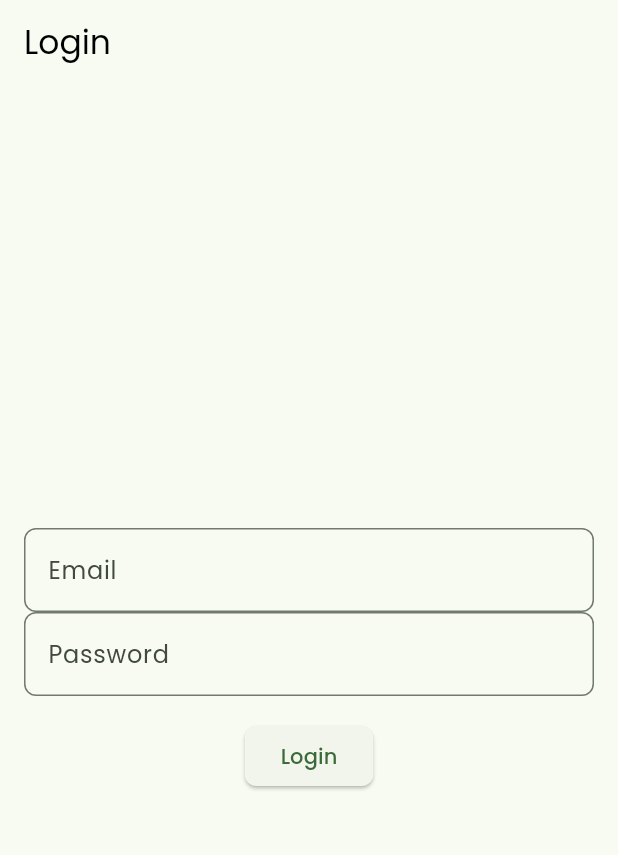
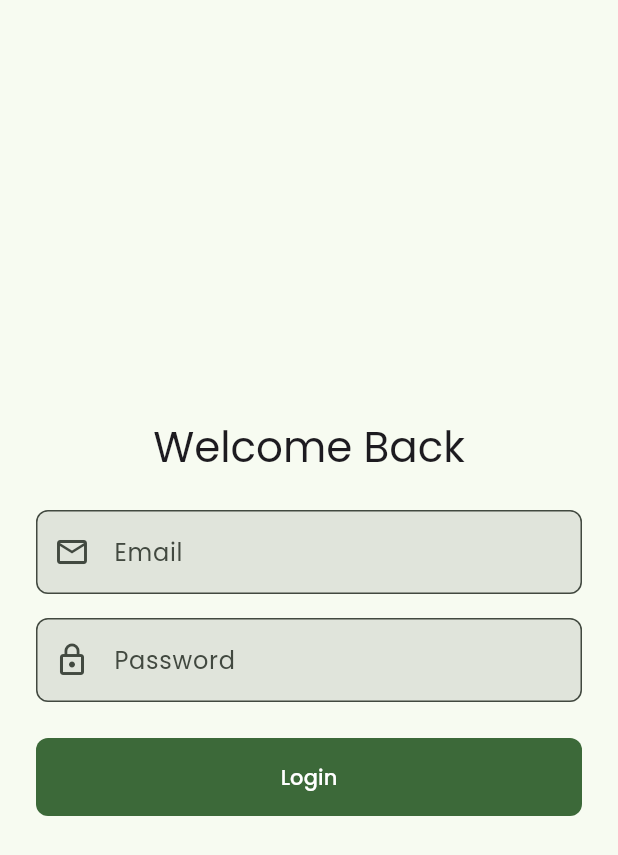
Before and after one commit to mukhtharcm/lsdc_man, a Flutter app: the screen it shows after launch, on a phone screen of 412 x 824 dp. Shown: the top 855 px of the screen. Run offline on Flutter 3.47's test engine with Material 3 defaults, Android fonts, the phone set to English and light mode, and no system bars; our stand-ins replace equatable, flex_color_scheme, flutter_bloc, flutter_form_builder, form_builder_validators, get_it and 3 more.

Commit message:
member details page and theme fix

```diff
--- a/lib/config/theme.dart
+++ b/lib/config/theme.dart
@@ -22,7 +22,7 @@ class AppTheme {
       colors: customSchemeColor,
       surfaceMode: FlexSurfaceMode.levelSurfacesLowScaffold,
       blendLevel: 7,
-      subThemesData: const FlexSubThemesData(
+      subThemesData: FlexSubThemesData(
         blendOnLevel: 10,
         blendOnColors: false,
         useTextTheme: true,
@@ -35,26 +35,21 @@ class AppTheme {
         bottomNavigationBarOpacity: 0.95,
         navigationBarOpacity: 0.95,
         navigationBarMutedUnselectedIcon: true,
-        inputDecoratorIsFilled: false,
+        inputDecoratorIsFilled: true,
         inputDecoratorBorderType: FlexInputBorderType.outline,
         inputDecoratorUnfocusedHasBorder: true,
-        blendTextTheme: true,
-        popupMenuOpacity: 0.95,
-        cardRadius: 12,
-        defaultRadius: 8,
-        textButtonRadius: 8,
-        elevatedButtonRadius: 8,
-        outlinedButtonRadius: 8,
-        buttonMinSize: Size(64, 40),
+        inputDecoratorFocusedHasBorder: true,
+        inputDecoratorFillColor: Colors.grey.shade50,
         inputDecoratorRadius: 8,
         inputDecoratorUnfocusedBorderIsColored: false,
+        inputDecoratorBorderWidth: 1.0,
         inputDecoratorFocusedBorderWidth: 2.0,
-        inputDecoratorBorderWidth: 1.0,
-        inputDecoratorFillColor: Colors.transparent,
-        fabRadius: 16,
-        chipRadius: 8,
-        timePickerElementRadius: 8,
+        inputDecoratorPrefixIconSchemeColor: SchemeColor.primary,
+        popupMenuRadius: 8,
+        cardRadius: 12,
         dialogRadius: 12,
+        defaultRadius: 8,
+        buttonMinSize: const Size(64, 40),
       ),
       keyColors: const FlexKeyColors(
         useSecondary: true,
@@ -74,7 +69,7 @@ class AppTheme {
       colors: customSchemeColor,
       surfaceMode: FlexSurfaceMode.levelSurfacesLowScaffold,
       blendLevel: 13,
-      subThemesData: const FlexSubThemesData(
+      subThemesData: FlexSubThemesData(
         blendOnLevel: 20,
         useTextTheme: true,
         useM2StyleDividerInM3: true,
@@ -86,26 +81,21 @@ class AppTheme {
         bottomNavigationBarOpacity: 0.95,
         navigationBarOpacity: 0.95,
         navigationBarMutedUnselectedIcon: true,
-        inputDecoratorIsFilled: false,
+        inputDecoratorIsFilled: true,
         inputDecoratorBorderType: FlexInputBorderType.outline,
         inputDecoratorUnfocusedHasBorder: true,
-        blendTextTheme: true,
-        popupMenuOpacity: 0.95,
-        cardRadius: 12,
-        defaultRadius: 8,
-        textButtonRadius: 8,
-        elevatedButtonRadius: 8,
-        outlinedButtonRadius: 8,
-        buttonMinSize: Size(64, 40),
+        inputDecoratorFocusedHasBorder: true,
+        inputDecoratorFillColor: Colors.grey.shade900,
         inputDecoratorRadius: 8,
         inputDecoratorUnfocusedBorderIsColored: false,
+        inputDecoratorBorderWidth: 1.0,
         inputDecoratorFocusedBorderWidth: 2.0,
-        inputDecoratorBorderWidth: 1.0,
-        inputDecoratorFillColor: Colors.transparent,
-        fabRadius: 16,
-        chipRadius: 8,
-        timePickerElementRadius: 8,
+        inputDecoratorPrefixIconSchemeColor: SchemeColor.primary,
+        popupMenuRadius: 8,
+        cardRadius: 12,
         dialogRadius: 12,
+        defaultRadius: 8,
+        buttonMinSize: const Size(64, 40),
       ),
       keyColors: const FlexKeyColors(
         useSecondary: true,
--- a/lib/features/auth/screens/login_screen.dart
+++ b/lib/features/auth/screens/login_screen.dart
@@ -2,6 +2,7 @@ import 'package:flutter/material.dart';
 import 'package:flutter_bloc/flutter_bloc.dart';
 import '../../../blocs/auth/auth_bloc.dart';
 import '../../../blocs/auth/auth_event.dart';
+import '../../../config/theme.dart';
 
 class LoginScreen extends StatefulWidget {
   const LoginScreen({super.key});
@@ -17,23 +18,43 @@ class _LoginScreenState extends State<LoginScreen> {
   @override
   Widget build(BuildContext context) {
     return Scaffold(
-      appBar: AppBar(title: const Text('Login')),
-      body: Padding(
-        padding: const EdgeInsets.all(16.0),
+      body: SafeArea(
+        child: Center(
+          child: SingleChildScrollView(
+            padding: const EdgeInsets.all(AppTheme.paddingLarge),
             child: Column(
               mainAxisAlignment: MainAxisAlignment.center,
+              crossAxisAlignment: CrossAxisAlignment.stretch,
               children: [
+                Text(
+                  'Welcome Back',
+                  style: Theme.of(context).textTheme.headlineMedium,
+                  textAlign: TextAlign.center,
+                ),
+                const SizedBox(height: AppTheme.paddingLarge),
                 TextField(
                   controller: _emailController,
-              decoration: const InputDecoration(labelText: 'Email'),
+                  decoration: const InputDecoration(
+                    labelText: 'Email',
+                    hintText: 'Enter your email',
+                    prefixIcon: Icon(Icons.email_outlined),
                   ),
+                  keyboardType: TextInputType.emailAddress,
+                  textInputAction: TextInputAction.next,
+                ),
+                const SizedBox(height: AppTheme.paddingMedium),
                 TextField(
                   controller: _passwordController,
-              decoration: const InputDecoration(labelText: 'Password'),
+                  decoration: const InputDecoration(
+                    labelText: 'Password',
+                    hintText: 'Enter your password',
+                    prefixIcon: Icon(Icons.lock_outline),
+                  ),
                   obscureText: true,
+                  textInputAction: TextInputAction.done,
                 ),
-            const SizedBox(height: 16),
-            ElevatedButton(
+                const SizedBox(height: AppTheme.paddingLarge),
+                FilledButton(
                   onPressed: () {
                     context.read<AuthBloc>().add(
                           SignInRequested(
@@ -42,9 +63,14 @@ class _LoginScreenState extends State<LoginScreen> {
                           ),
                         );
                   },
+                  style: FilledButton.styleFrom(
+                    padding: const EdgeInsets.all(AppTheme.paddingMedium),
+                  ),
                   child: const Text('Login'),
                 ),
               ],
+            ),
+          ),
         ),
       ),
     );
```
Also changed, not shown: lib/features/admin/screens/member_details_screen.dart (added, +185 -0 lines), lib/features/admin/screens/team_details_screen.dart (+47 -75 lines), lib/features/daily_entry/screens/daily_entry_form.dart (+96 -16 lines). Lines whose indentation alone changed are shown as unchanged.
